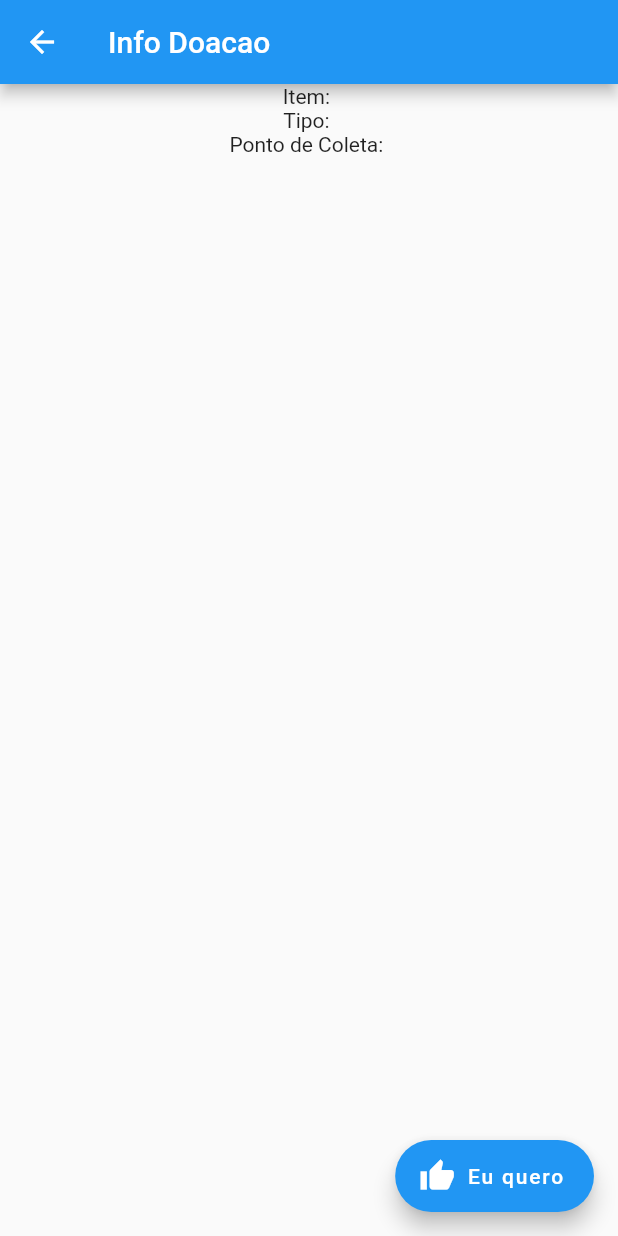
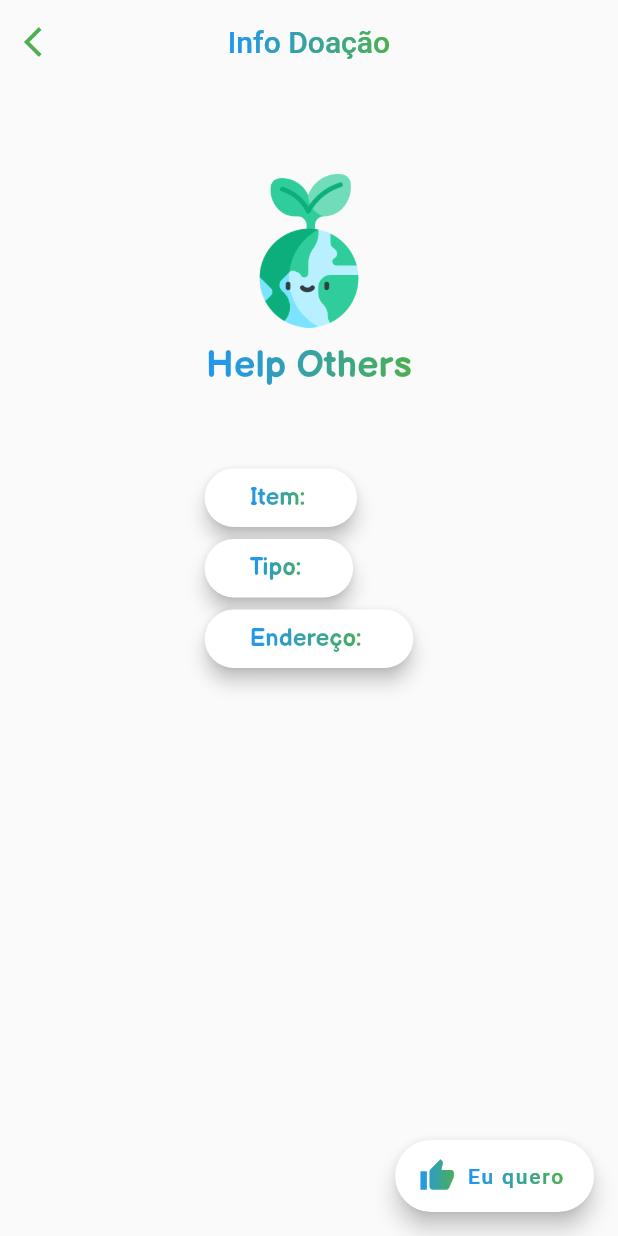
Before and after one commit to IzGabs/HOMobile, a Flutter app: the InfoDonate screen opened directly with empty values, on a phone screen of 412 x 824 dp. Run offline on Flutter 3.47's test engine with Material 2 defaults, Android fonts, the phone set to English and light mode, and no system bars; our stand-ins replace flutter_speed_dial, simple_animations.

Commit message:
Last Commit

````diff
--- a/lib/Clients/View/DoacaoGeral.dart
+++ b/lib/Clients/View/DoacaoGeral.dart
@@ -1,6 +1,7 @@
 import 'package:flutter/material.dart';
 import 'package:flutter_speed_dial/flutter_speed_dial.dart';
 import 'package:help_others/Clients/Controller/ClientController.dart';
+import 'package:help_others/ReusableWidgets/CommonsWidgetsMethods.dart';
 import 'package:help_others/ReusableWidgets/DrawerDraw.dart';
 import 'package:help_others/ReusableWidgets/GradientWidgets.dart';
 import 'package:help_others/main.dart';
@@ -214,10 +215,21 @@ class InfoDonate extends StatelessWidget {
     final InfoDonate args = ModalRoute.of(context).settings.arguments;
 
     return Scaffold(
-      appBar: AppBar(
-        title: Text('Info Doacao'),
+      appBar: new AppBar(
+        leading: IconButton(
+            icon: Icon(Icons.arrow_back_ios, color: Colors.green),
+            onPressed: () => Navigator.pop(context)),
+        centerTitle: true,
+        title: LinearGradientItens(
+            child: Text(
+          'Info Doação',
+          style: TextStyle(color: Colors.white),
+        )),
+        backgroundColor: Colors.transparent,
+        elevation: 0,
       ),
       floatingActionButton: FloatingActionButton.extended(
+        backgroundColor: Colors.white,
         onPressed: () async {
           String x =
               await controllerAPI.reservarDoacao(args.info['url'], token);
@@ -284,28 +296,61 @@ class InfoDonate extends StatelessWidget {
           }
           Navigator.popUntil(context, ModalRoute.withName('/ClientHomePage'));
         },
-        label: Text('Eu quero'),
-        icon: Icon(Icons.thumb_up),
+        label: LinearGradientItens(child: Text('Eu quero')),
+        icon: LinearGradientItens(child: Icon(Icons.thumb_up)),
       ),
       body: Center(
         child: Column(
           crossAxisAlignment: CrossAxisAlignment.center,
-          mainAxisAlignment: MainAxisAlignment.start,
           children: [
-            Text(
-              'Item: ' + args.info['item'],
+            returnLogoApp(
+              60.0,
+              5.0,
+              25,
+              true,
+              paddingTitle: 10,
             ),
-            Text(
-              'Tipo: ' + args.info['tipo'],
-            ),
-            Text(
-              'Ponto de Coleta: ' + args.info['endereco'],
-            ),
+            SizedBox(height: 50),
+            Wrap(
+              direction: Axis.vertical,
+              children: [
+                _itemCreate(
+                  'Item: ' + args.info['item'],
+                ),
+                _itemCreate(
+                  'Tipo: ' + args.info['tipo'],
+                ),
+                _itemCreate(
+                  'Endereço: ' + args.info['endereco'],
+                ),
+              ],
+            )
           ],
         ),
       ),
     );
   }
+}
+
+Widget _itemCreate(String desc) {
+  return Card(
+    elevation: 5,
+    shape: OutlineInputBorder(
+        borderSide: BorderSide.none, borderRadius: BorderRadius.circular(40)),
+    child: Padding(
+      padding: const EdgeInsets.symmetric(vertical: 10, horizontal: 30),
+      child: LinearGradientItens(
+        child: Text(
+          desc,
+          style: TextStyle(
+              color: Colors.black,
+              fontSize: 16,
+              fontWeight: FontWeight.w800,
+              fontFamily: 'Balsamiq'),
+        ),
+      ),
+    ),
+  );
 }
 
 /*
--- a/lib/ReusableWidgets/CommonsWidgetsMethods.dart
+++ b/lib/ReusableWidgets/CommonsWidgetsMethods.dart
@@ -22,13 +22,7 @@ Widget returnLogoApp(
             : Padding(
                 padding:
                     EdgeInsets.only(top: paddingTitle ?? 50.0 ?? paddingTitle),
-                child: ShaderMask(
-                  blendMode: BlendMode.srcIn,
-                  shaderCallback: (Rect bounds) {
-                    return LinearGradient(
-                      colors: [Colors.blue, Colors.green],
-                    ).createShader(bounds);
-                  },
+                child: LinearGradientItens(
                   child: Text(
                     'Help Others',
                     style: TextStyle(
@@ -70,8 +64,8 @@ Widget returnLogoApp(
 /// ```
 /// {@end-tool}
 
-Widget textFormFieldFactory(
-    String desc, String tipo, double scrHeight, IconData icone, bool password, TextEditingController controller,
+Widget textFormFieldFactory(String desc, String tipo, double scrHeight,
+    IconData icone, bool password, TextEditingController controller,
     {Function validator, double borderRadius, IconData suffixIcon}) {
   return Container(
     padding: EdgeInsets.all(16),
--- a/lib/ReusableWidgets/GradientWidgets.dart
+++ b/lib/ReusableWidgets/GradientWidgets.dart
@@ -7,6 +7,7 @@ class LinearGradientItens extends StatelessWidget {
   @override
   Widget build(BuildContext context) {
     return ShaderMask(
+      blendMode: BlendMode.srcIn,
       shaderCallback: (Rect bounds) {
         return LinearGradient(
           colors: [Colors.blue, Colors.green],
````
Also changed, not shown: lib/Clients/View/DoacaoEfetiva.dart (+6 -10 lines).
